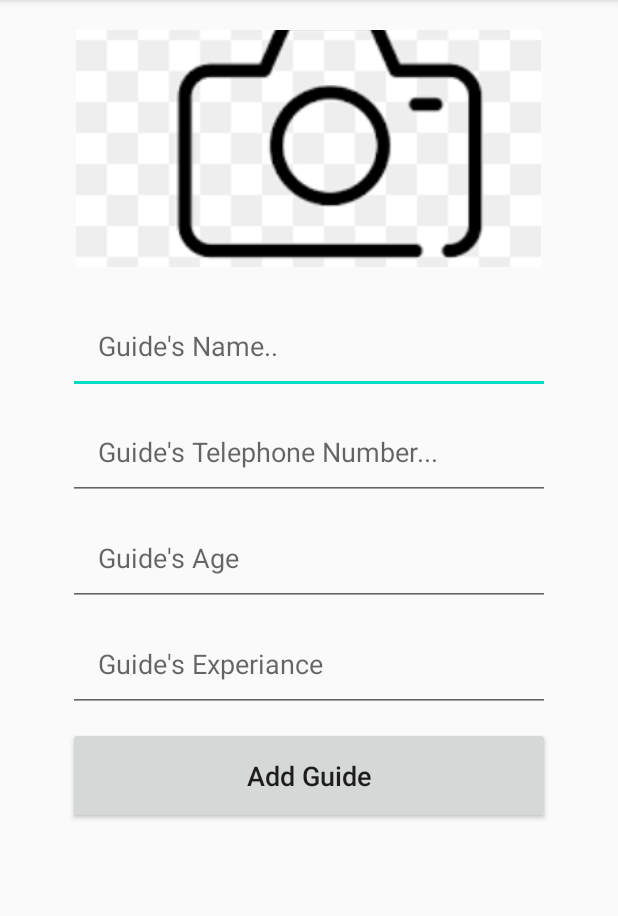
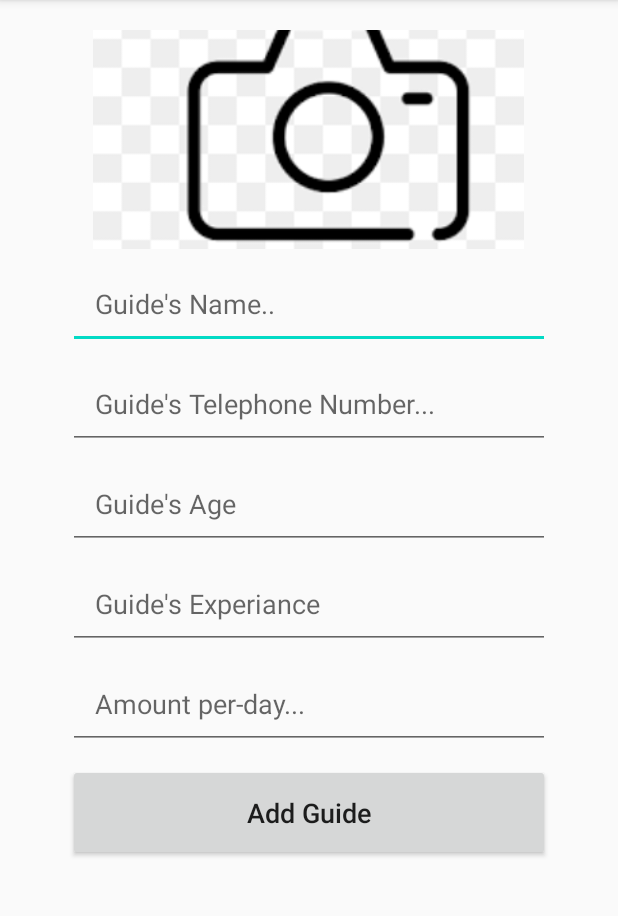
Before and after one commit to HashiniAriyasena/TripItAdmin, an Android app: the AdminAddNewGuidesActivity screen opened directly, with no data from a screen before it, after a tap on "Add Guide", on a phone screen of 412 x 824 dp, the part 84-1000 px from its top. Run offline under Robolectric (Android 15) with nearby library versions, the phone set to English and light mode, and no system bars; our stand-ins replace Firebase (no records; nobody signed in at launch, a user with empty details on screens opened directly); 1 statement that could not run was skipped.

Commit message:
Update 5

```diff
--- a/app/src/main/java/com/example/tripitadmin/AdminAddNewGuidesActivity.java
+++ b/app/src/main/java/com/example/tripitadmin/AdminAddNewGuidesActivity.java
@@ -1,5 +1,6 @@
 package com.example.tripitadmin;
 
+import androidx.annotation.NonNull;
 import androidx.annotation.Nullable;
 import androidx.appcompat.app.AppCompatActivity;
 
@@ -13,14 +14,29 @@ import android.widget.EditText;
 import android.widget.ImageView;
 import android.widget.Toast;
 
+import com.google.android.gms.tasks.Continuation;
+import com.google.android.gms.tasks.OnCompleteListener;
+import com.google.android.gms.tasks.OnFailureListener;
+import com.google.android.gms.tasks.OnSuccessListener;
+import com.google.android.gms.tasks.Task;
+import com.google.firebase.database.FirebaseDatabase;
+import com.google.firebase.storage.FirebaseStorage;
+import com.google.firebase.storage.StorageReference;
+import com.google.firebase.storage.UploadTask;
+
+import java.text.SimpleDateFormat;
+import java.util.Calendar;
+
 public class AdminAddNewGuidesActivity extends AppCompatActivity {
 
-    private String  CategoryGuideName, GuideName ,GcontactNumber, Gage, Gexperience;
+    private String  CategoryGuideName, GuideName ,GcontactNumber, Gage, Gexperience , Gamount, saveGuideCurrentDate, saveGuideCurrentTime;
     private Button  AddNewGuideButton;
     private ImageView InputGuideImage;
-    private EditText InputGuideName, InputGuideConNumber, InputGuideAge, InputExperience;
+    private EditText InputGuideName, InputGuideConNumber, InputGuideAge, InputExperience ,InputAmount;
     private static final int GalleryGuidePick = 1 ;
     private Uri ImageGuideUri;
+    private String GuidesRandomKey , downloadGuideImageURL;
+    private StorageReference GuidesImagesRef;
 
     @Override
     protected void onCreate(Bundle savedInstanceState) {
@@ -29,6 +45,7 @@ public class AdminAddNewGuidesActivity extends AppCompatActivity {
 
 
         CategoryGuideName= getIntent().getExtras().get("categoryGuide").toString();
+        GuidesImagesRef = FirebaseStorage.getInstance().getReference().child("Guide Images");
 
         AddNewGuideButton = (Button) findViewById(R.id.add_new_guide);
         InputGuideImage   = (ImageView) findViewById(R.id.select_guide_image);
@@ -36,6 +53,8 @@ public class AdminAddNewGuidesActivity extends AppCompatActivity {
         InputGuideConNumber=(EditText) findViewById(R.id.guide_con_number);
         InputGuideAge = (EditText) findViewById(R.id.guide_age);
         InputExperience = (EditText) findViewById(R.id.guide_experiance);
+        InputAmount = (EditText) findViewById(R.id.guide_amount);
+
 
         InputGuideImage.setOnClickListener(new View.OnClickListener() {
             @Override
@@ -89,6 +108,7 @@ public class AdminAddNewGuidesActivity extends AppCompatActivity {
         GcontactNumber = InputGuideConNumber.getText().toString();
         Gage = InputGuideAge.getText().toString();
         Gexperience = InputExperience.getText().toString();
+        Gamount = InputAmount.getText().toString();
 
         if (ImageGuideUri == null)
         {
@@ -114,6 +134,11 @@ public class AdminAddNewGuidesActivity extends AppCompatActivity {
             Toast.makeText(this,"Please enter guide's experiance...",Toast.LENGTH_SHORT).show();
 
         }
+        else if (TextUtils.isEmpty(Gamount))
+        {
+            Toast.makeText(this,"Please enter amount per-day",Toast.LENGTH_SHORT).show();
+
+        }
         else{
 
             StoreGuideInformation();
@@ -123,6 +148,71 @@ public class AdminAddNewGuidesActivity extends AppCompatActivity {
     }
 
     private void StoreGuideInformation() {
+
+        Calendar calendar = Calendar.getInstance();
+
+        SimpleDateFormat currentDate = new SimpleDateFormat("MMM dd, yyyy");
+        saveGuideCurrentDate = currentDate.format(calendar.getTime());
+
+        SimpleDateFormat currentTim = new SimpleDateFormat("HH:mm:ss a");
+        saveGuideCurrentTime = currentDate.format(calendar.getTime());
+
+
+        GuidesRandomKey = saveGuideCurrentDate + saveGuideCurrentTime;
+
+
+        final StorageReference filePath = GuidesImagesRef.child(ImageGuideUri.getLastPathSegment() + GuidesRandomKey + ".jpg");
+
+        final UploadTask uploadTask = filePath.putFile(ImageGuideUri);
+
+        uploadTask.addOnFailureListener(new OnFailureListener() {
+            @Override
+            public void onFailure(@NonNull Exception e)
+            {
+
+                String massage = e.toString();
+                Toast.makeText(AdminAddNewGuidesActivity.this,"Error: " + massage, Toast.LENGTH_SHORT).show();
+
+            }
+        }).addOnSuccessListener(new OnSuccessListener<UploadTask.TaskSnapshot>() {
+            @Override
+            public void onSuccess(UploadTask.TaskSnapshot taskSnapshot)
+            {
+                Toast.makeText(AdminAddNewGuidesActivity.this,"Guide's Image Uploadd Succssfully...", Toast.LENGTH_SHORT).show();
+
+                Task<Uri> urlTask = uploadTask.continueWithTask(new Continuation<UploadTask.TaskSnapshot, Task<Uri>>() {
+                    @Override
+                    public Task<Uri> then(@NonNull Task<UploadTask.TaskSnapshot> task) throws Exception
+                    {
+                        if(!task.isSuccessful())
+                        {
+
+                            throw task.getException();
+
+                        }
+
+                            downloadGuideImageURL = filePath.getDownloadUrl().toString();
+                            return filePath.getDownloadUrl();
+
+                    }
+                }).addOnCompleteListener(new OnCompleteListener<Uri>() {
+                    @Override
+                    public void onComplete(@NonNull Task<Uri> task)
+                    {
+
+                        if (task.isSuccessful())
+                        {
+
+
+                        }
+
+                    }
+                });
+
+            }
+        });
+
+
     }
 
 
--- a/app/src/main/res/layout/activity_admin_add_new_guides.xml
+++ b/app/src/main/res/layout/activity_admin_add_new_guides.xml
@@ -10,8 +10,8 @@
     <ImageView
 
         android:id="@+id/select_guide_image"
-        android:layout_width="310dp"
-        android:layout_height="158dp"
+        android:layout_width="287dp"
+        android:layout_height="146dp"
         android:layout_centerHorizontal="true"
         android:layout_marginTop="20dp"
         android:scaleType="centerCrop"
@@ -25,8 +25,8 @@
         android:layout_height="wrap_content"
         android:layout_below="@+id/select_guide_image"
         android:inputType="textMultiLine"
-        android:layout_marginTop="20dp"
-        android:padding="20dp"
+        android:layout_marginTop="6dp"
+        android:padding="18dp"
         android:hint="Guide's Name.."
         android:layout_marginLeft="45dp"
         android:layout_marginRight="45dp"
@@ -39,7 +39,7 @@
         android:layout_below="@+id/guide_name"
         android:inputType="textMultiLine"
         android:layout_marginTop="6dp"
-        android:padding="20dp"
+        android:padding="18dp"
         android:hint="Guide's Telephone Number..."
         android:layout_marginLeft="45dp"
         android:layout_marginRight="45dp"
@@ -52,7 +52,7 @@
         android:layout_below="@+id/guide_con_number"
         android:inputType="textMultiLine"
         android:layout_marginTop="6dp"
-        android:padding="20dp"
+        android:padding="18dp"
         android:hint="Guide's Age"
         android:layout_marginLeft="45dp"
         android:layout_marginRight="45dp"
@@ -65,18 +65,32 @@
         android:layout_below="@+id/guide_age"
         android:inputType="textMultiLine"
         android:layout_marginTop="6dp"
-        android:padding="20dp"
+        android:padding="18dp"
         android:hint="Guide's Experiance"
         android:layout_marginLeft="45dp"
         android:layout_marginRight="45dp"
         />
+
+    <EditText
+        android:id="@+id/guide_amount"
+        android:layout_width="match_parent"
+        android:layout_height="wrap_content"
+        android:layout_below="@+id/guide_experiance"
+        android:inputType="textMultiLine"
+        android:layout_marginTop="6dp"
+        android:padding="18dp"
+        android:hint="Amount per-day..."
+        android:layout_marginLeft="45dp"
+        android:layout_marginRight="45dp"
+        />
+
 
     <Button
 
         android:id="@+id/add_new_guide"
         android:layout_width="match_parent"
         android:layout_height="wrap_content"
-        android:layout_below="@+id/guide_experiance"
+        android:layout_below="@+id/guide_amount"
         android:text="Add Guide"
         android:layout_marginLeft="45dp"
         android:layout_marginRight="45dp"
```
